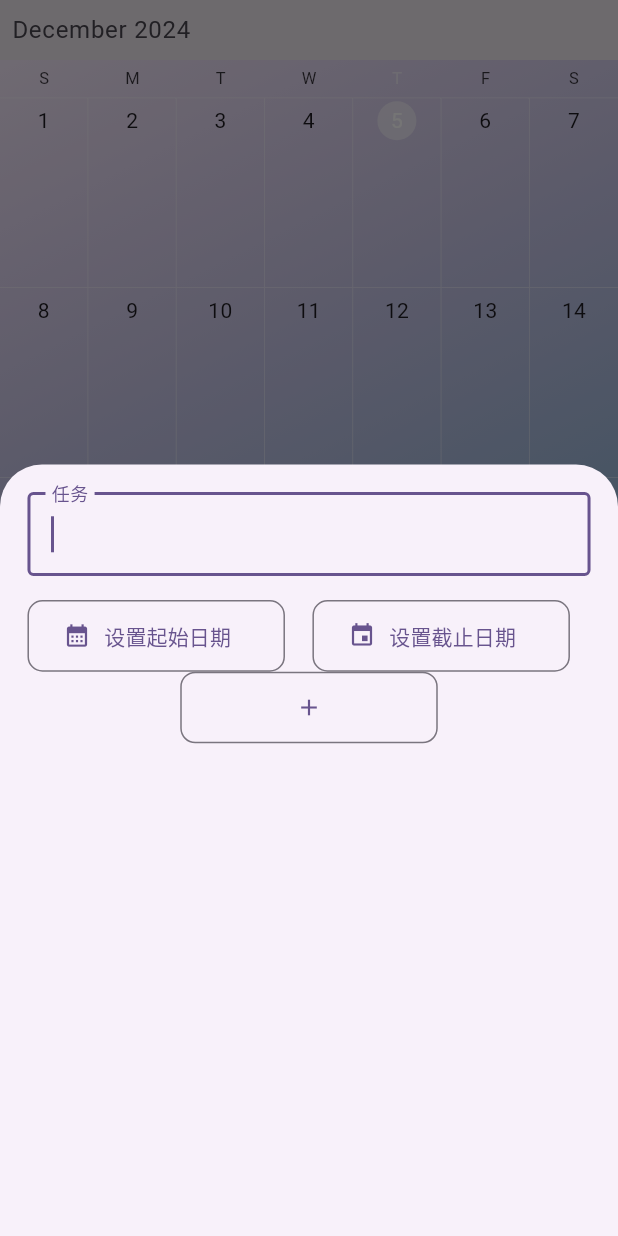
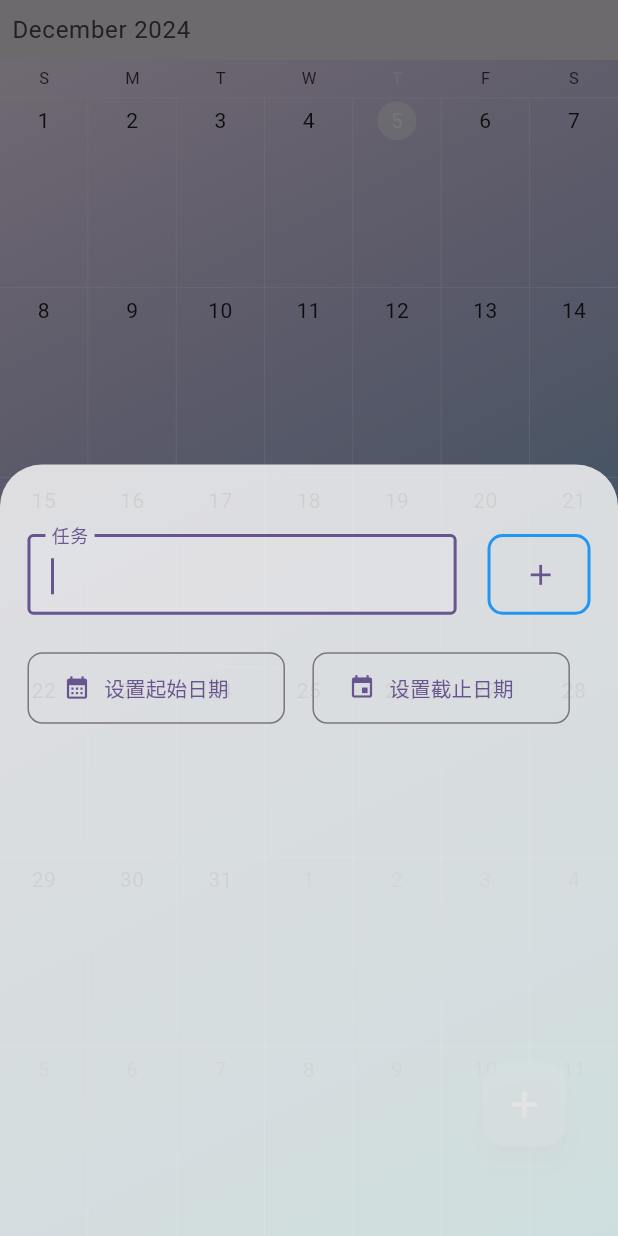
Before and after one commit to NAOXUAN4/Freeze_ToDo, a Flutter app: the CalendarPage screen opened by its route, after a tap on the "add" icon, on a phone screen of 412 x 824 dp. Run offline on Flutter 3.47's test engine with Material 3 defaults, Android fonts, the phone set to English and light mode, and no system bars; drawn by our look-alikes of oktoast, syncfusion_flutter_calendar; our stand-ins replace buttons_tabbar, flutter_screenutil, hexcolor, sqflite; missing offline and left inert: dart:ffi; accounts and stored records are empty.

Commit message:
update_finishDELFINISH

```diff
--- a/lib/models/appointment_model.dart
+++ b/lib/models/appointment_model.dart
@@ -1,6 +1,3 @@
-import 'dart:ui';
-
-import 'package:syncfusion_flutter_calendar/calendar.dart';
 
 class AppointmentModel {
   int? id;
--- a/lib/repo/db/db_helper.dart
+++ b/lib/repo/db/db_helper.dart
@@ -92,7 +92,7 @@ class DatabaseHelper {
     final tables = await db.rawQuery("SELECT name FROM sqlite_master WHERE type='table';");
     for (var table in tables) {
       final tableName = table['name'] as String;
-      print('Table: $tableName');
+      // print('Table: $tableName');
       // 查询表中的所有数据
       final rows = await db.query(tableName);
       for (var row in rows) {
--- a/lib/route/router.dart
+++ b/lib/route/router.dart
@@ -14,7 +14,7 @@ class Routes{
           HomePage(),
           settings: settings,
         );
-      case RouteName.test:
+      case RouteName.calendar:
         return pageRoute(
           CalendarPage(),
           settings: settings,
@@ -22,6 +22,11 @@ class Routes{
       case RouteName.add:
         return pageRoute(
           AddToDoPage(),
+          settings: settings,
+        );
+      case RouteName.test:
+        return pageRoute(
+          test(),
           settings: settings,
         );
     }
@@ -48,4 +53,5 @@ class RouteName{
   static const String home = '/';
   static const String test = '/test';
   static const String add = '/add';
+  static const String calendar = '/calendar';
 }
--- a/lib/views/Calendar/calendar_vm.dart
+++ b/lib/views/Calendar/calendar_vm.dart
@@ -6,7 +6,7 @@ import 'package:syncfusion_flutter_calendar/calendar.dart';
 import '../../models/appointment_model.dart';
 import '../../repo/db/db_helper.dart';
 
-class CalendarViewModel with ChangeNotifier {
+class CalendarViewModel extends ChangeNotifier {
 
   late List<AppointmentModel> CalendarAppointments = [];
   final DatabaseHelper _dbHelper = DatabaseHelper.instance;
@@ -33,58 +33,46 @@ class CalendarViewModel with ChangeNotifier {
       appointment.id = id;
       CalendarAppointments.add(appointment);
       appointmentDataSource = _AppointmentDataSource(CalendarAppointments);
+      notifyListeners();
     });
-    notifyListeners();
   }
 
-  Future<void> deleteAppointment(appointment) async {
+  Future<void> deleteAppointment(AppointmentModel appointment) async {
     if (appointment.id != null) {
-      print("Delete ID: ${appointment.id}");
+      // print("Delete ID: ${appointment.id}");
       await _dbHelper.deleteAppointment(appointment.id!).then((value){
         _printDatabaseContent();
         CalendarAppointments.remove(appointment);
         appointmentDataSource = _AppointmentDataSource(CalendarAppointments);
+        notifyListeners();
       });
     } else {
       // 如果 id 为 null,可以考虑打印错误日志或者给出提示
       print('无法删除 appointment,因为 id 为 null');
     }
+
+  }
+
+  Future<void>finishAppointment(AppointmentModel appointment, bool Cancel) async {
+    await _dbHelper.updateAppointment(appointment).then((value){
+      // appointment.state = Cancel == true ? "undone" : "done";
+      appointmentDataSource = _AppointmentDataSource(CalendarAppointments);
+    });
     notifyListeners();
   }
 
   void _printDatabaseContent() async {
     await DatabaseHelper.instance.printAllTables();
   }
-
-
 }
 
-class ToDoAppointment extends Appointment {
-  final int? id;
-  final String state;
-
-  ToDoAppointment({
-    this.id,
-    required this.state,
-    required DateTime startTime,
-    required DateTime endTime,
-    required String subject,
-    String? notes,
-    Color ?color,
-  }) : super(
-    startTime: startTime,
-    endTime: endTime,
-    subject: subject,
-    notes: notes,
-  );
-}
 
 
 // 自定义数据源，用于将AppointmentModel转换为Syncfusion可识别的Appointment
 class _AppointmentDataSource extends CalendarDataSource {
   _AppointmentDataSource(List<AppointmentModel> source) {
     appointments = source.map((model) {
-      return ToDoAppointment(
+      return AppointmentModel(
         id: model.id,
         state: model.state,
         startTime: model.startTime,
--- a/lib/views/commonUi/addTodo_widget.dart
+++ b/lib/views/commonUi/addTodo_widget.dart
@@ -31,7 +31,7 @@ class _AddAppointmentDialogState extends State<AddAppointmentDialog> {
       subject: '',
       startTime: DateTime.now(),
       endTime: DateTime.now().add(Duration(hours: 1)),
-      state: "0",
+      state: "undone",
     );
     _subjectController = TextEditingController(text: _newAppointment.subject);
     _focusNode = FocusNode();  // 初始化 FocusNode
@@ -62,23 +62,13 @@ class _AddAppointmentDialogState extends State<AddAppointmentDialog> {
   }
 
 
-  void _handelSubmit() {   //提交集成方法
+  void _handelSubmit() {   //提交
     final _subjectText = _subjectController.text;
     _newAppointment.subject = _subjectText;
-    print(_subjectText);
     _saveAppointment();
   }
 
-// actions: [
-  //   TextButton(
-  //     onPressed: () => Navigator.of(context).pop(),
-  //     child: Text('取消'),
-  //   ),
-  //   ElevatedButton(
-  //     onPressed: _saveAppointment,
-  //     child: Text('保存'),
-  //   ),
-  // ],
+
   @override
   Widget build(BuildContext context) {
     return Container(
@@ -89,7 +79,21 @@ class _AddAppointmentDialogState extends State<AddAppointmentDialog> {
         child: Column(
           mainAxisSize: MainAxisSize.min,
           children: [
-            TextFormField(
+            SizedBox(height: 16.h),
+            Container(
+              width: double.infinity,
+              height: 60.h,
+              child:Row(
+                mainAxisAlignment: MainAxisAlignment.spaceBetween,
+                crossAxisAlignment: CrossAxisAlignment.center,
+                children: [
+                  Container(
+                    decoration: BoxDecoration(
+                      color: Colors.white.withOpacity(0.1),
+                    ),
+                    width: 250.w,
+                    height: 45.h,
+                    child: TextFormField(
                       controller: _subjectController,
                       focusNode: _focusNode,
                       decoration: InputDecoration(
@@ -98,13 +102,36 @@ class _AddAppointmentDialogState extends State<AddAppointmentDialog> {
                       ),
                       validator: (value) {
                         if (value == null || value.isEmpty) {
-                  return '添加任务';
+                          return '任务内容不能为空';
                         }
                         return null;
                       },
                       onSaved: (value) {
                         _newAppointment.subject = value!; // 保存验证通过的值
                       },
+                    ),
+                  ),
+                  SizedBox(width: 10.w),
+                  Container(
+                      width: 60.w,
+                      height: 45.h,
+                      child: OutlinedButton(
+                        style: ButtonStyle(
+                          // backgroundColor: WidgetStateProperty.all(Colors.blue),
+                          side: WidgetStateProperty.all(BorderSide(color: Colors.blue,width: 2)),
+                          minimumSize: WidgetStateProperty.all(Size(double.infinity, 40)),
+                          maximumSize: WidgetStateProperty.all(Size(double.infinity, 40)),
+                          shape: WidgetStateProperty.all<RoundedRectangleBorder>(
+                              RoundedRectangleBorder(
+                                borderRadius: BorderRadius.circular(10.0),
+                              )
+                          )
+                        ), onPressed: () { _handelSubmit(); }, child: Center(child: Icon(Icons.add,size: 20.r,)),
+                      )
+                  )
+
+                ],
+              )
             ),
             SizedBox(height: 16),
             SingleChildScrollView(
@@ -119,21 +146,6 @@ class _AddAppointmentDialogState extends State<AddAppointmentDialog> {
                 ],
               ),
             ),
-            Container(
-                width: 150.w,
-                height: 40.h,
-                child: OutlinedButton(
-                  style: ButtonStyle(
-                      minimumSize: WidgetStateProperty.all(Size(double.infinity, 40)),
-                      maximumSize: WidgetStateProperty.all(Size(double.infinity, 40)),
-                      shape: WidgetStateProperty.all<RoundedRectangleBorder>(
-                          RoundedRectangleBorder(
-                            borderRadius: BorderRadius.circular(10.0),
-                          )
-                      )
-                  ), onPressed: () { _handelSubmit(); }, child: Icon(Icons.add),
-                )
-            )
           ],
         ),
       ),
@@ -182,7 +194,7 @@ class _AddAppointmentDialogState extends State<AddAppointmentDialog> {
                 Text('${_newAppointment.startTime.toString().split(' ')[0]}',
                   textAlign: TextAlign.center,),
               if (!_isChosenStart)
-                Text('设置起始日期'),
+                Text('设置起始日期',style: TextStyle(fontSize: 12.sp),),
             ],
           ),
         ),
@@ -232,7 +244,7 @@ class _AddAppointmentDialogState extends State<AddAppointmentDialog> {
                 Text('${_newAppointment.endTime.toString().split(' ')[0]}',
                   textAlign: TextAlign.center,),
               if (!_isChosenEnd)
-                Text('设置截止日期'),
+                Text('设置截止日期',style: TextStyle(fontSize: 12.sp)),
             ],
           ),
         ),
--- a/pubspec.yaml
+++ b/pubspec.yaml
@@ -65,6 +65,8 @@ dependencies:
   buttons_tabbar: ^1.3.14
   #14,syncfusion_flutter_calendar
   syncfusion_flutter_calendar: ^27.2.4
+  #15.modal_bottom_sheet:
+  modal_bottom_sheet: ^3.0.0
 
   #15 Sqlite
   sqflite: ^2.0.2
```
Also changed, not shown: lib/main.dart (+10 -1 lines), lib/views/Calendar/calendar_page.dart (+96 -58 lines), lib/views/Home/home_page.dart (+10 -2 lines), pubspec.lock, 2 other files. Lines whose indentation alone changed are shown as unchanged.
